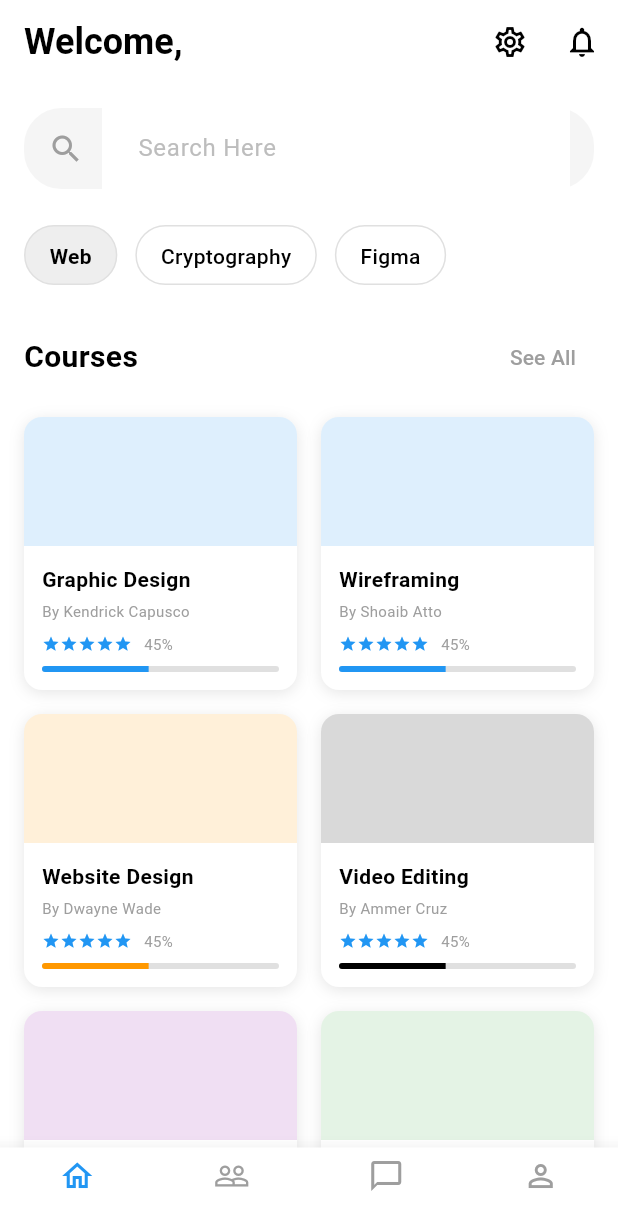
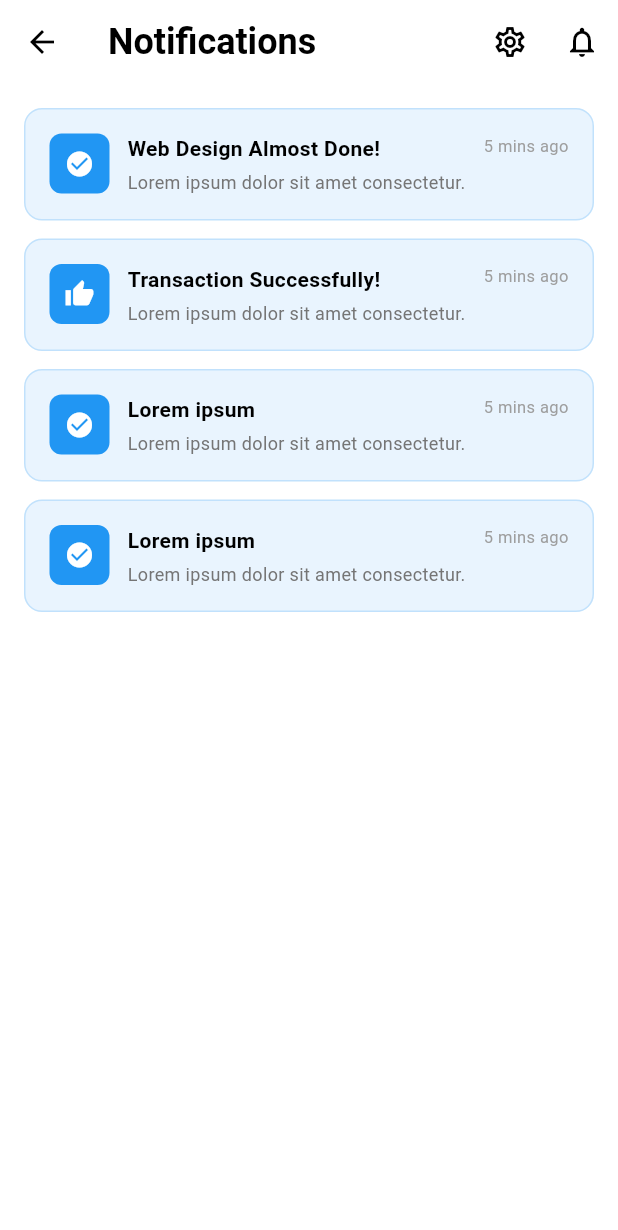
Before and after one commit to andreswooshik/SE-ProjectEduNova, a Flutter app: the StudentDashboardPage screen opened directly with empty values, after a tap on the "notifications" icon, on a phone screen of 412 x 824 dp. Shown: the top 1230 px of the screen. Run offline on Flutter 3.47's test engine with Material 3 defaults, Android fonts, the phone set to English and light mode, and no system bars; our stand-ins replace flutter_riverpod, shared_preferences; accounts and stored records are empty.

Commit message:
updated the notifications page, added an png image for the My course icon and changed the "get enroll" button to "enroll now"

```diff
--- a/lib/screens/course_details_page.dart
+++ b/lib/screens/course_details_page.dart
@@ -275,7 +275,7 @@ class _CourseDetailsPageState extends State<CourseDetailsPage> {
               ),
             ),
             child: const Text(
-              'GET ENROLL',
+              'ENROLL NOW',
               style: TextStyle(
                 fontSize: 16,
                 fontWeight: FontWeight.bold,
@@ -464,7 +464,7 @@ class _CourseDetailsPageState extends State<CourseDetailsPage> {
                   ),
                 ),
                 child: const Text(
-                  'GET ENROLL',
+                  'ENROLL NOW',
                   style: TextStyle(
                     fontSize: 16,
                     fontWeight: FontWeight.bold,
@@ -585,7 +585,7 @@ class _CourseDetailsPageState extends State<CourseDetailsPage> {
               ),
             ),
             child: const Text(
-              'GET ENROLL',
+              'ENROLL NOW',
               style: TextStyle(
                 fontSize: 16,
                 fontWeight: FontWeight.bold,
--- a/lib/screens/notifications_page.dart
+++ b/lib/screens/notifications_page.dart
@@ -0,0 +1,138 @@
+import 'package:flutter/material.dart';
+
+class NotificationsPage extends StatelessWidget {
+  const NotificationsPage({Key? key}) : super(key: key);
+
+  @override
+  Widget build(BuildContext context) {
+    return Scaffold(
+      backgroundColor: Colors.white,
+      appBar: AppBar(
+        backgroundColor: Colors.white,
+        elevation: 0,
+        leading: IconButton(
+          icon: const Icon(Icons.arrow_back, color: Colors.black),
+          onPressed: () => Navigator.pop(context),
+        ),
+        title: const Text(
+          'Notifications',
+          style: TextStyle(
+            color: Colors.black,
+            fontSize: 24,
+            fontWeight: FontWeight.bold,
+          ),
+        ),
+        actions: [
+          IconButton(
+            icon: const Icon(Icons.settings_outlined, color: Colors.black),
+            onPressed: () {},
+          ),
+          IconButton(
+            icon: const Icon(Icons.notifications_outlined, color: Colors.black),
+            onPressed: () {},
+          ),
+        ],
+      ),
+      body: SingleChildScrollView(
+        padding: const EdgeInsets.all(16),
+        child: Column(
+          children: [
+            _buildNotificationCard(
+              title: 'Web Design Almost Done!',
+              description: 'Lorem ipsum dolor sit amet consectetur.',
+              time: '5 mins ago',
+              icon: Icons.check_circle,
+            ),
+            const SizedBox(height: 12),
+            _buildNotificationCard(
+              title: 'Transaction Successfully!',
+              description: 'Lorem ipsum dolor sit amet consectetur.',
+              time: '5 mins ago',
+              icon: Icons.thumb_up,
+            ),
+            const SizedBox(height: 12),
+            _buildNotificationCard(
+              title: 'Lorem ipsum',
+              description: 'Lorem ipsum dolor sit amet consectetur.',
+              time: '5 mins ago',
+              icon: Icons.check_circle,
+            ),
+            const SizedBox(height: 12),
+            _buildNotificationCard(
+              title: 'Lorem ipsum',
+              description: 'Lorem ipsum dolor sit amet consectetur.',
+              time: '5 mins ago',
+              icon: Icons.check_circle,
+            ),
+          ],
+        ),
+      ),
+    );
+  }
+
+  Widget _buildNotificationCard({
+    required String title,
+    required String description,
+    required String time,
+    required IconData icon,
+  }) {
+    return Container(
+      padding: const EdgeInsets.all(16),
+      decoration: BoxDecoration(
+        color: Colors.blue.withValues(alpha: 0.1),
+        borderRadius: BorderRadius.circular(12),
+        border: Border.all(color: Colors.blue.withValues(alpha: 0.2)),
+      ),
+      child: Row(
+        crossAxisAlignment: CrossAxisAlignment.start,
+        children: [
+          Container(
+            width: 40,
+            height: 40,
+            decoration: BoxDecoration(
+              color: Colors.blue,
+              borderRadius: BorderRadius.circular(8),
+            ),
+            child: Icon(
+              icon,
+              color: Colors.white,
+              size: 20,
+            ),
+          ),
+          const SizedBox(width: 12),
+          Expanded(
+            child: Column(
+              crossAxisAlignment: CrossAxisAlignment.start,
+              children: [
+                Text(
+                  title,
+                  style: const TextStyle(
+                    fontSize: 14,
+                    fontWeight: FontWeight.w600,
+                    color: Colors.black,
+                  ),
+                ),
+                const SizedBox(height: 4),
+                Text(
+                  description,
+                  style: TextStyle(
+                    fontSize: 12,
+                    color: Colors.grey.shade600,
+                  ),
+                ),
+              ],
+            ),
+          ),
+          const SizedBox(width: 8),
+          Text(
+            time,
+            style: TextStyle(
+              fontSize: 11,
+              color: Colors.grey.shade500,
+            ),
+          ),
+        ],
+      ),
+    );
+  }
+}
--- a/lib/screens/student_dashboard_page.dart
+++ b/lib/screens/student_dashboard_page.dart
@@ -1,6 +1,7 @@
 import 'package:flutter/material.dart';
 import 'course_details_page.dart';
 import 'settings_page.dart';
+import 'notifications_page.dart';
 
 class StudentDashboardPage extends StatelessWidget {
   final String userName;
@@ -37,7 +38,14 @@ class StudentDashboardPage extends StatelessWidget {
           ),
           IconButton(
             icon: const Icon(Icons.notifications_outlined, color: Colors.black),
-            onPressed: () {},
+            onPressed: () {
+              Navigator.push(
+                context,
+                MaterialPageRoute(
+                  builder: (context) => const NotificationsPage(),
+                ),
+              );
+            },
           ),
         ],
       ),
@@ -298,13 +306,18 @@ class StudentDashboardPage extends StatelessWidget {
       backgroundColor: Colors.white,
       elevation: 10,
       type: BottomNavigationBarType.fixed,
-      items: const [
+      items: [
         BottomNavigationBarItem(
           icon: Icon(Icons.home_outlined),
           label: '',
         ),
         BottomNavigationBarItem(
-          icon: Icon(Icons.people_outline),
+          icon: Image.asset(
+            'assets/images/icon_course.png', // Path to your image
+            width: 24,
+            height: 24,
+            color: currentIndex == 0 ? Colors.blue : Colors.grey,
+          ),
           label: '',
         ),
         BottomNavigationBarItem(
```
Also changed, not shown: assets/images/icon_course.png (added).
